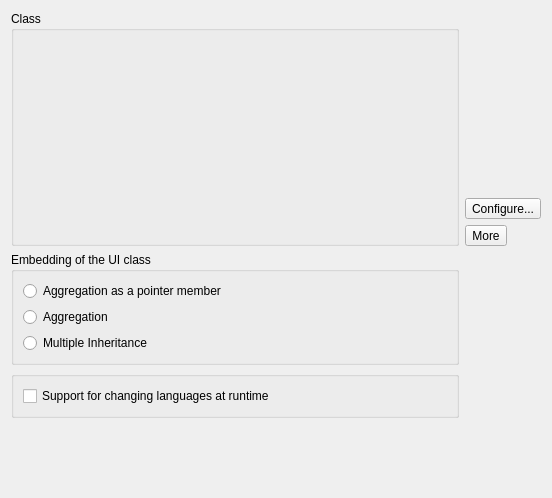
The window that src/plugins/designer/cpp/formclasswizardpage.ui (qt-creator/qt-creator) describes before a commit, drawn with Qt 5.
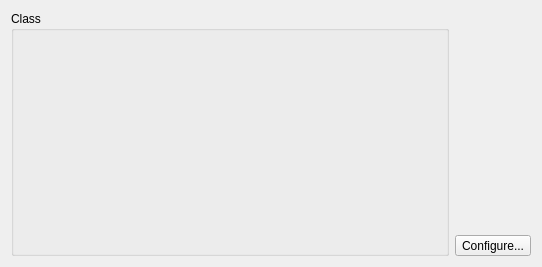
The same window after the commit. Custom widgets are drawn as their Qt base class.

What changed in the file:
```diff
--- a/src/plugins/designer/cpp/formclasswizardpage.ui
+++ b/src/plugins/designer/cpp/formclasswizardpage.ui
@@ -6,8 +6,8 @@
    <rect>
     <x>0</x>
     <y>0</y>
-    <width>552</width>
-    <height>498</height>
+    <width>542</width>
+    <height>267</height>
    </rect>
   </property>
   <property name="title">
@@ -48,114 +48,8 @@
        </property>
       </widget>
      </item>
-     <item>
-      <widget class="QToolButton" name="moreButton">
-       <property name="text">
-        <string>More</string>
-       </property>
-       <property name="checkable">
-        <bool>true</bool>
-       </property>
-      </widget>
-     </item>
     </layout>
    </item>
-   <item row="1" column="0">
-    <widget class="QWidget" name="extensionWidget" native="true">
-     <layout class="QVBoxLayout" name="verticalLayout_5">
-      <property name="margin">
-       <number>0</number>
-      </property>
-      <item>
-       <widget class="QGroupBox" name="uiclassGroupBox">
-        <property name="title">
-         <string>Embedding of the UI class</string>
-        </property>
-        <property name="checkable">
-         <bool>false</bool>
-        </property>
-        <layout class="QVBoxLayout" name="verticalLayout">
-         <item>
-          <widget class="QRadioButton" name="ptrAggregationRadioButton">
-           <property name="text">
-            <string>Aggregation as a pointer member</string>
-           </property>
-           <attribute name="buttonGroup">
-            <string notr="true">buttonGroup</string>
-           </attribute>
-          </widget>
-         </item>
-         <item>
-          <widget class="QRadioButton" name="aggregationButton">
-           <property name="text">
-            <string>Aggregation</string>
-           </property>
-           <attribute name="buttonGroup">
-            <string notr="true">buttonGroup</string>
-           </attribute>
-          </widget>
-         </item>
-         <item>
-          <widget class="QRadioButton" name="multipleInheritanceButton">
-           <property name="text">
-            <string>Multiple Inheritance</string>
-           </property>
-           <attribute name="buttonGroup">
-            <string notr="true">buttonGroup</string>
-           </attribute>
-          </widget>
-         </item>
-        </layout>
-        <zorder>aggregationButton</zorder>
-        <zorder>multipleInheritanceButton</zorder>
-        <zorder>ptrAggregationRadioButton</zorder>
-       </widget>
-      </item>
-      <item>
-       <widget class="QGroupBox" name="variousGroupBox">
-        <property name="title">
-         <string/>
-        </property>
-        <layout class="QVBoxLayout" name="verticalLayout_3">
-         <item>
-          <widget class="QCheckBox" name="retranslateCheckBox">
-           <property name="text">
-            <string>Support for changing languages at runtime</string>
-           </property>
-          </widget>
-         </item>
-        </layout>
-       </widget>
-      </item>
-      <item>
-       <spacer name="verticalSpacer_3">
-        <property name="orientation">
-         <enum>Qt::Vertical</enum>
-        </property>
-        <property name="sizeHint" stdset="0">
-         <size>
-          <width>20</width>
-          <height>57</height>
-         </size>
-        </property>
-       </spacer>
-      </item>
-     </layout>
-    </widget>
-   </item>
-   <item row="1" column="1">
-    <spacer name="verticalSpacer_2">
-     <property name="orientation">
-      <enum>Qt::Vertical</enum>
-     </property>
-     <property name="sizeHint" stdset="0">
-      <size>
-       <width>20</width>
-       <height>40</height>
-      </size>
-     </property>
-    </spacer>
-   </item>
   </layout>
  </widget>
  <customwidgets>
```
Left out of the diff: 2 changed lines with no effect on the pictures.
